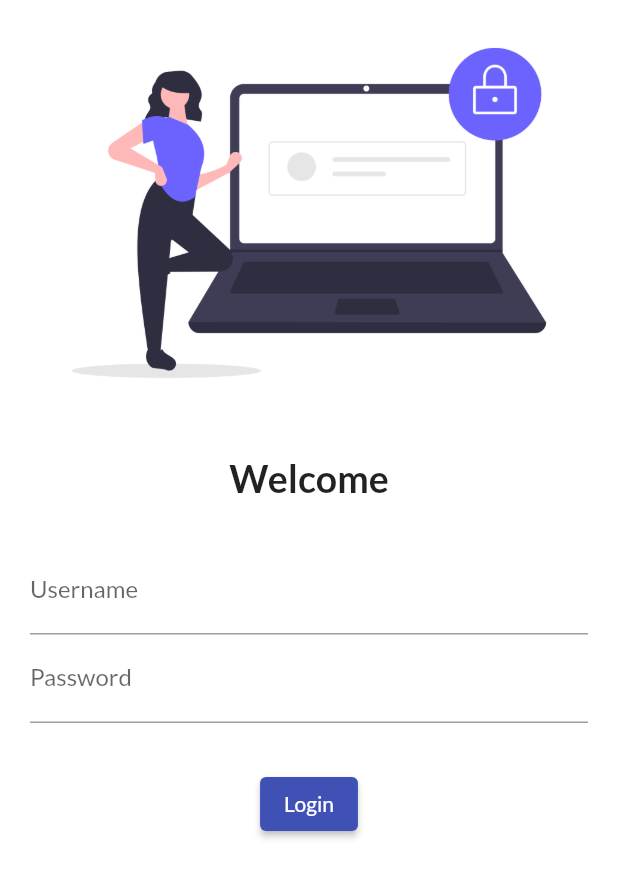
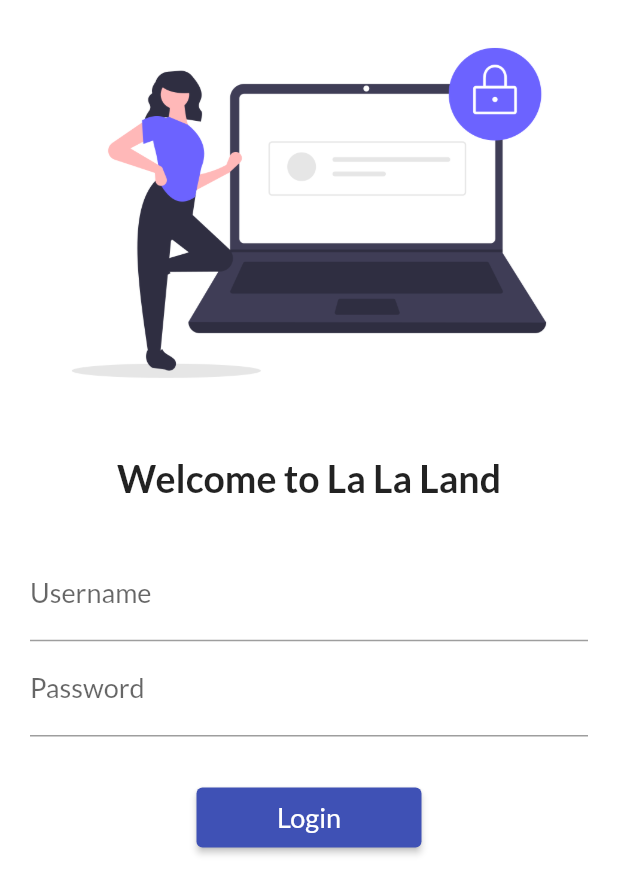
Before and after one commit to Hima29nshi/flutter_tutorial, a Flutter app: the screen it shows after launch, on a phone screen of 412 x 824 dp. Shown: the top 894 px of the screen. Run offline on Flutter 3.47's test engine with Material 2 defaults, Android fonts, the phone set to English and light mode, and no system bars; our stand-ins replace google_fonts.

Commit message:
day 5 completed

```diff
--- a/lib/main.dart
+++ b/lib/main.dart
@@ -2,6 +2,7 @@ import 'package:flutter/material.dart';
 import 'package:google_fonts/google_fonts.dart';
 import 'package:project_1/pages/home_page.dart';
 import 'package:project_1/pages/login_page.dart';
+import 'package:project_1/utils/routes.dart';
 
 void main() {
   runApp(MyApp());
@@ -11,6 +12,7 @@ class MyApp extends StatelessWidget {
   @override
   Widget build(BuildContext context) {
     return MaterialApp(
+      debugShowCheckedModeBanner: false,
       themeMode: ThemeMode.light,
       theme: ThemeData(
           primarySwatch: Colors.indigo,
@@ -20,8 +22,8 @@ class MyApp extends StatelessWidget {
       initialRoute: '/login',
       routes: {
         '/': (context) => HomePage(),
-        '/home': (context) => HomePage(),
-        '/login': (context) => LoginPage()
+        MyRoutes.homeRoute: (context) => HomePage(),
+        MyRoutes.loginRoute: (context) => LoginPage()
       },
     );
   }
--- a/lib/pages/login_page.dart
+++ b/lib/pages/login_page.dart
@@ -1,4 +1,5 @@
 import 'package:flutter/material.dart';
+import 'package:project_1/utils/routes.dart';
 
 class LoginPage extends StatelessWidget {
   const LoginPage({Key? key}) : super(key: key);
@@ -7,6 +8,7 @@ class LoginPage extends StatelessWidget {
   Widget build(BuildContext context) {
     return Material(
         color: Colors.white,
+        child: SingleChildScrollView(
           child: Column(
             children: [
               Image.asset(
@@ -17,7 +19,7 @@ class LoginPage extends StatelessWidget {
                 height: 20.0,
               ),
               Text(
-              'Welcome',
+                'Welcome to La La Land',
                 style: TextStyle(fontSize: 25, fontWeight: FontWeight.bold),
               ),
               SizedBox(
@@ -28,10 +30,12 @@ class LoginPage extends StatelessWidget {
                       vertical: 10.0, horizontal: 20.0),
                   child: Column(children: [
                     TextFormField(
+                      style: TextStyle(fontSize: 18.0),
                       decoration: InputDecoration(
                           hintText: 'Enter Username', labelText: 'Username'),
                     ),
                     TextFormField(
+                      style: TextStyle(fontSize: 18.0),
                       obscureText: true,
                       decoration: InputDecoration(
                           hintText: 'Enter Password', labelText: 'Password'),
@@ -42,12 +46,16 @@ class LoginPage extends StatelessWidget {
               ),
               ElevatedButton(
                 onPressed: () {
-                print('Cool');
+                  Navigator.pushNamed(context, MyRoutes.homeRoute);
                 },
-              child: Text('Login'),
-              style: TextButton.styleFrom(),
+                child: Text(
+                  'Login',
+                  style: TextStyle(fontSize: 18.0),
+                ),
+                style: TextButton.styleFrom(minimumSize: Size(150, 40)),
               )
             ],
+          ),
         ));
   }
 }
--- /dev/null
+++ b/lib/utils/routes.dart
@@ -0,0 +1,4 @@
+class MyRoutes {
+  static String loginRoute = '/login';
+  static String homeRoute = '/home';
+}
```
Also changed, not shown: lib/pages/home_page.dart (+18 -4 lines). Lines whose indentation alone changed are shown as unchanged.
